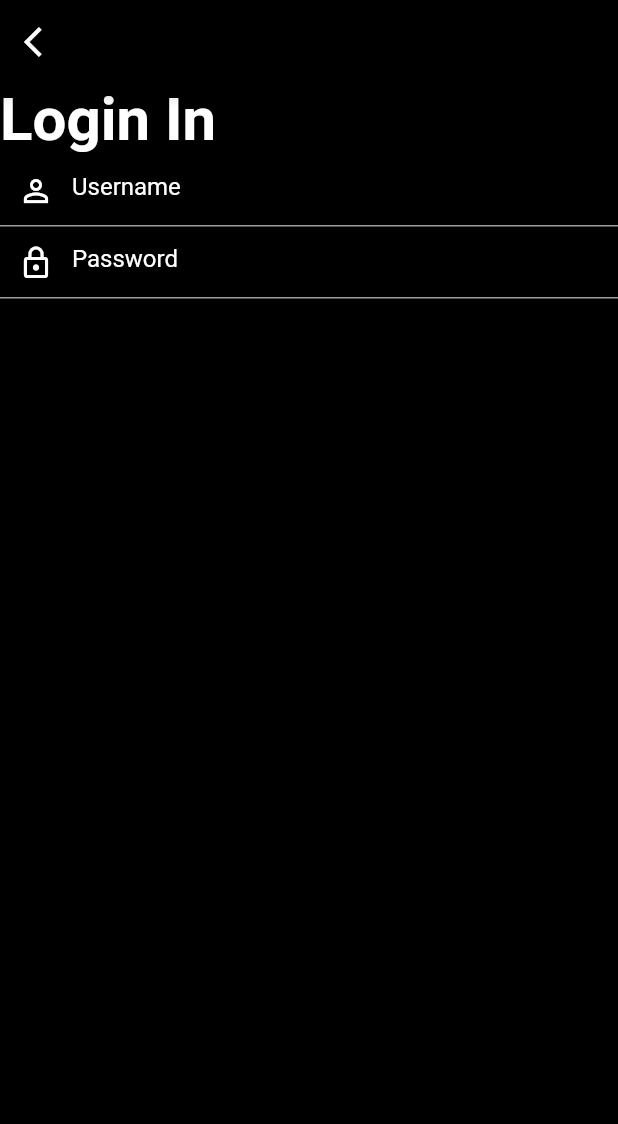
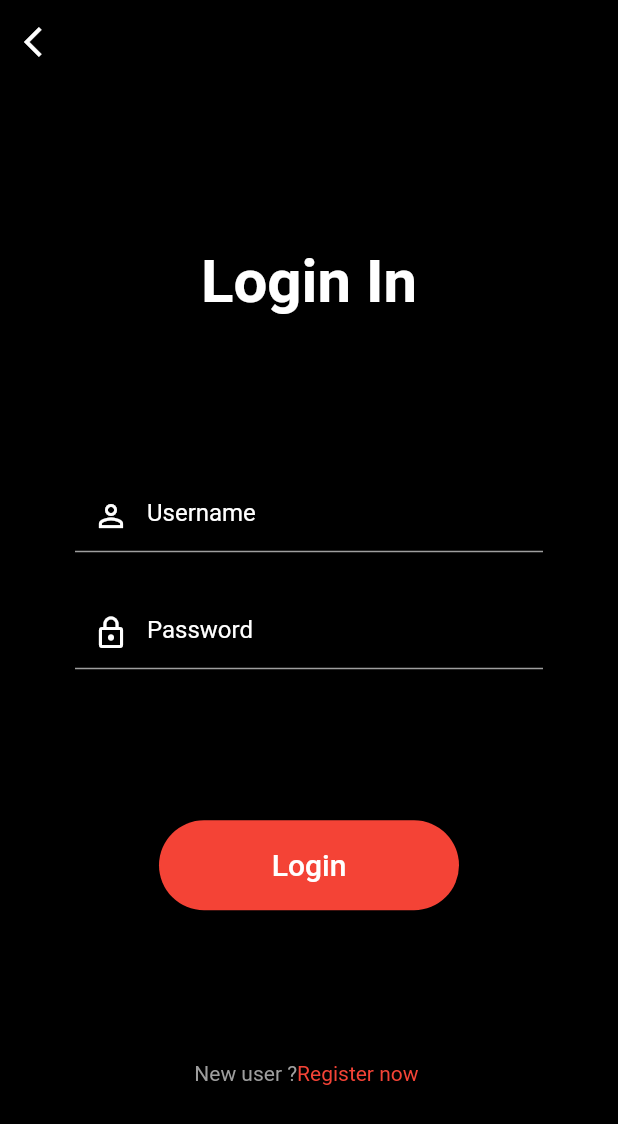
Before and after one commit to VincentLau9/MyGarage, a Flutter app: the LoginPage screen opened directly, on a phone screen of 412 x 824 dp. Shown: the top 1124 px of the screen. Run offline on Flutter 3.47's test engine with Material 2 defaults, Android fonts, the light colour scheme and no system bars.

Commit message:
LoginPage and mainpage, SignUp page commit project MyGarage

```diff
--- a/lib/login_page.dart
+++ b/lib/login_page.dart
@@ -1,3 +1,5 @@
+import 'dart:ui';
+
 import 'package:flutter/material.dart';
 
 class LoginPage extends StatelessWidget {
@@ -29,15 +31,21 @@ class LoginPage extends StatelessWidget {
           onPressed: () {},
         ),
       ),
-      body: Column(
-        crossAxisAlignment: CrossAxisAlignment.start,
+      body: Container(
+        margin: const EdgeInsets.symmetric(horizontal: 50),
+        child: Column(
+          mainAxisAlignment: MainAxisAlignment.spaceEvenly,
+          crossAxisAlignment: CrossAxisAlignment.center,
           children: [
-          Text(
+            Padding(
+              padding: const EdgeInsets.all(8.0),
+              child: Text(
                 "Login In",
                 style: TextStyle(
                   color: Colors.white,
                   fontSize: 40,
                   fontWeight: FontWeight.bold,
+                ),
               ),
             ),
             Column(
@@ -47,6 +55,7 @@ class LoginPage extends StatelessWidget {
                   icon: Icons.person_outline,
                   hintText: "Username",
                 ),
+                SizedBox(height: 30,),
                 textField(
                     iconColor: Colors.white,
                     icon: Icons.lock_outline,
@@ -54,7 +63,35 @@ class LoginPage extends StatelessWidget {
                 ),
               ],
             ),
+            Container(
+              height: 60,
+              width: 200,
+              child: ElevatedButton(
+                style: ButtonStyle(
+                  backgroundColor: MaterialStateProperty.all<Color>(Colors.red),
+                  shape: MaterialStateProperty.all<RoundedRectangleBorder>(
+                  RoundedRectangleBorder(
+                    borderRadius: BorderRadius.circular(30)
+                  ),
+                  ),
+                ),
+                onPressed: () {  },
+                child: Text("Login", style: TextStyle(
+                    color:Colors.white,
+                  fontSize: 20,
+                ),
+                ),
+              ),
+            ),
+            Row(
+              mainAxisAlignment: MainAxisAlignment.center,
+              children: [
+                Text("New user ?", style: TextStyle(color: Colors.grey),),
+                Text("Register now ", style: TextStyle(color: Colors.red),),
               ],
+            ),
+          ],
+        ),
       ),
     );
   }
--- a/lib/main.dart
+++ b/lib/main.dart
@@ -1,5 +1,6 @@
 import 'package:flutter/material.dart';
-import 'package:mygarage/login_page.dart';
+// import 'package:mygarage/login_page.dart';
+import 'package:mygarage/sign_up.dart';
 
 void main() {
   runApp(const MyApp());
@@ -25,7 +26,7 @@ class MyApp extends StatelessWidget {
         // is not restarted.
         primarySwatch: Colors.blue,
       ),
-      home: LoginPage(),
+      home: SignUp(),
     );
   }
 }
```
Also changed, not shown: lib/sign_up.dart (added, +99 -0 lines). Lines whose indentation alone changed are shown as unchanged.
